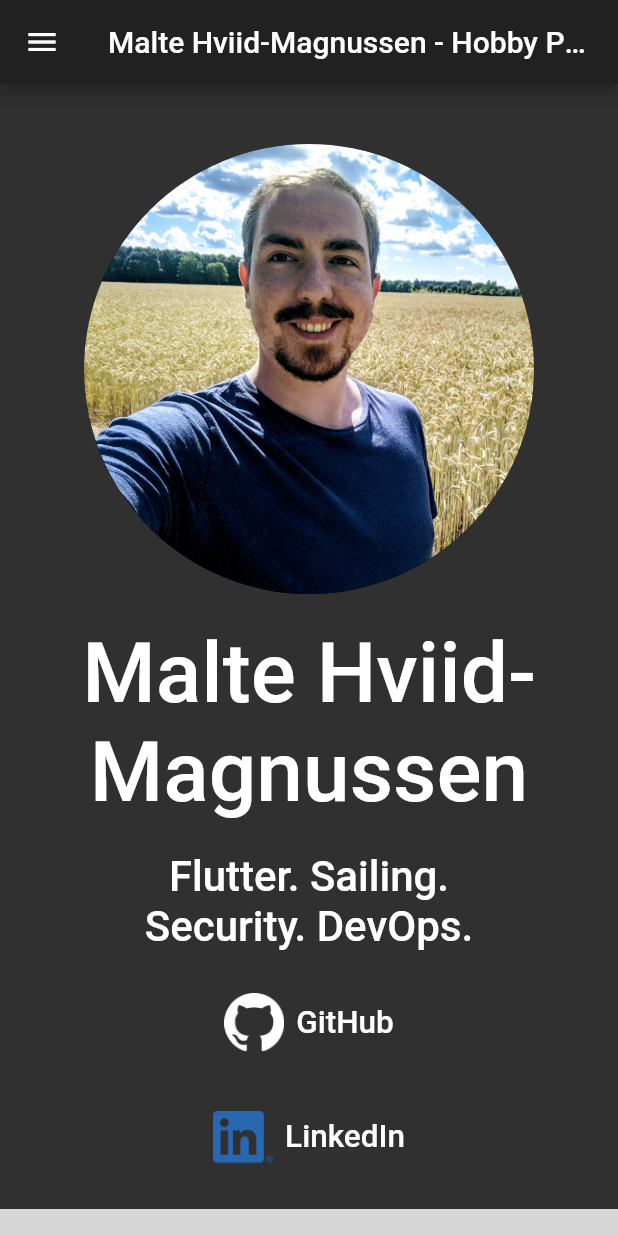
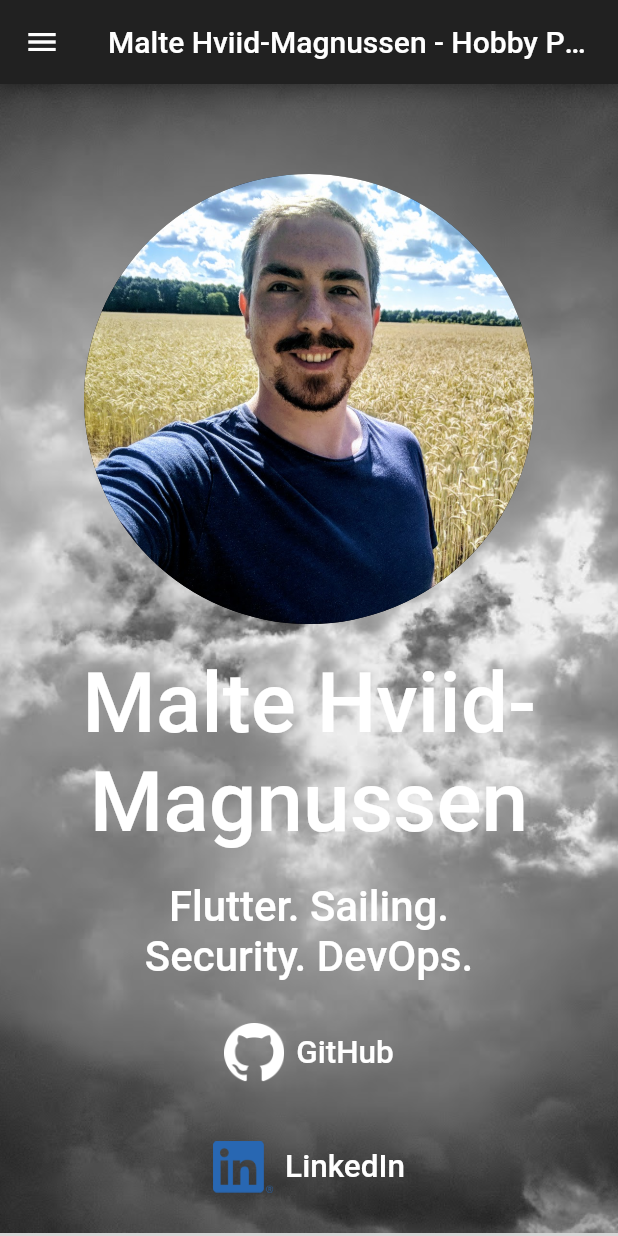
Before and after one commit to MalteMagnussen/flutterhobby, a Flutter app: the screen it shows after launch, on a phone screen of 412 x 824 dp. Run offline on Flutter 3.47's test engine with Material 2 defaults, Android fonts, the phone set to English and light mode, and no system bars; drawn by our look-alikes of video_player; our stand-ins replace image_picker; grey boxes are pictures that could not be loaded.

Commit message:
Better frontpage

```diff
--- a/lib/MainScreen/malte_socials.dart
+++ b/lib/MainScreen/malte_socials.dart
@@ -40,14 +40,24 @@ class _MalteSocialsView
       ),
       body: SingleChildScrollView(
         controller: state._controller,
-        child: Center(
+        child: Column(
+          children: [
+            Container(
+              decoration: const BoxDecoration(
+                image: DecorationImage(
+                  alignment: AlignmentDirectional.topCenter,
+                  fit: BoxFit.cover,
+                  image: AssetImage("assets/backgroundDarkSky.jpg"),
+                ),
+              ),
               child: Padding(
                 padding: const EdgeInsets.only(bottom: 16.0),
+                child: Center(
                   child: Column(
                     crossAxisAlignment: CrossAxisAlignment.center,
                     children: <Widget>[
                       const SizedBox(
-                  height: 40,
+                        height: 60,
                       ),
                       CircleAvatar(
                         radius: 150,
@@ -81,7 +91,8 @@ class _MalteSocialsView
                           width: 40,
                           height: 40,
                           child: Image(
-                      image: AssetImage("assets/GitHub-Mark-Light-64px.png"),
+                            image:
+                                AssetImage("assets/GitHub-Mark-Light-64px.png"),
                           ),
                         ),
                         label: Text(
@@ -89,8 +100,8 @@ class _MalteSocialsView
                           style: Theme.of(context).textTheme.bodyText1,
                           textScaleFactor: 1.5,
                         ),
-                  onPressed: () =>
-                      state._launchURL("https://github.com/MalteMagnussen"),
+                        onPressed: () => state
+                            ._launchURL("https://github.com/MalteMagnussen"),
                       ),
                       const SizedBox(
                         height: 20,
@@ -110,14 +121,15 @@ class _MalteSocialsView
                         ),
                         onPressed: () => state._launchURL(
                             "https://www.linkedin.com/in/maltemagnussen/"),
-                ),
-                const SizedBox(
-                  height: 20,
-                ),
-                VideoPlayerScreen(video: "assets/boelger.mp4"),
+                      )
                     ],
                   ),
                 ),
+              ),
+            ),
+            VideoPlayerScreen(video: "assets/boelger.mp4"),
+            Image.asset("assets/norway.jpg"),
+          ],
         ),
       ),
     );
@@ -128,6 +140,7 @@ class VideoPlayerScreen extends StatefulWidget {
   VideoPlayerScreen({Key? key, required this.video}) : super(key: key);
 
   String video;
+
   @override
   _VideoPlayerScreenState createState() => _VideoPlayerScreenState();
 }
@@ -178,7 +191,19 @@ class _VideoPlayerScreenState extends State<VideoPlayerScreen> {
         } else {
           // If the VideoPlayerController is still initializing, show a
           // loading spinner.
-          return const Center(child: CircularProgressIndicator());
+          return Center(
+            child: Column(
+              children: const [
+                SizedBox(
+                  height: 20,
+                ),
+                CircularProgressIndicator(),
+                SizedBox(
+                  height: 20,
+                ),
+              ],
+            ),
+          );
         }
       },
     );
```
Also changed, not shown: assets/backgroundDarkSky.jpg (added), assets/norway.jpg (added). Lines whose indentation alone changed are shown as unchanged.
